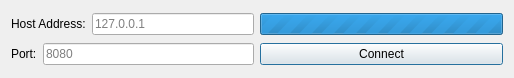
Hugo-NF/TR1-Chat, file src/connect.ui: the form before one commit.
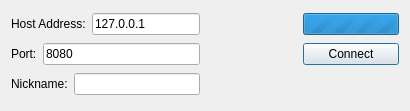
The form after the commit.

Commit message: First version of client with GUI

What changed in the file:
```diff
--- a/src/connect.ui
+++ b/src/connect.ui
@@ -6,39 +6,14 @@
    <rect>
     <x>0</x>
     <y>0</y>
-    <width>514</width>
-    <height>78</height>
+    <width>410</width>
+    <height>111</height>
    </rect>
   </property>
   <property name="windowTitle">
    <string>Connection Properties</string>
   </property>
   <layout class="QGridLayout" name="gridLayout">
-   <item row="1" column="1">
-    <widget class="QPushButton" name="connectButton">
-     <property name="text">
-      <string>Connect</string>
-     </property>
-    </widget>
-   </item>
-   <item row="1" column="0">
-    <layout class="QHBoxLayout" name="portLayout">
-     <item>
-      <widget class="QLabel" name="portLabel">
-       <property name="text">
-        <string>Port:</string>
-       </property>
-      </widget>
-     </item>
-     <item>
-      <widget class="QLineEdit" name="portEdit">
-       <property name="placeholderText">
-        <string>8080</string>
-       </property>
-      </widget>
-     </item>
-    </layout>
-   </item>
    <item row="0" column="0">
     <layout class="QHBoxLayout" name="hostLayout">
      <item>
@@ -51,7 +26,7 @@
      <item>
       <widget class="QLineEdit" name="hostEdit">
        <property name="text">
-        <string/>
+        <string>127.0.0.1</string>
        </property>
        <property name="placeholderText">
         <string>127.0.0.1</string>
@@ -60,7 +35,49 @@
      </item>
     </layout>
    </item>
-   <item row="0" column="1">
+   <item row="1" column="0">
+    <layout class="QHBoxLayout" name="horizontalLayout_2">
+     <item>
+      <widget class="QLabel" name="portLabel">
+       <property name="text">
+        <string>Port:</string>
+       </property>
+      </widget>
+     </item>
+     <item>
+      <widget class="QLineEdit" name="portEdit">
+       <property name="text">
+        <string>8080</string>
+       </property>
+       <property name="placeholderText">
+        <string>8080</string>
+       </property>
+      </widget>
+     </item>
+    </layout>
+   </item>
+   <item row="1" column="2">
+    <widget class="QPushButton" name="connectButton">
+     <property name="text">
+      <string>Connect</string>
+     </property>
+    </widget>
+   </item>
+   <item row="2" column="0">
+    <layout class="QHBoxLayout" name="horizontalLayout_3">
+     <item>
+      <widget class="QLabel" name="nicknameLabel">
+       <property name="text">
+        <string>Nickname:</string>
+       </property>
+      </widget>
+     </item>
+     <item>
+      <widget class="QLineEdit" name="nicknameEdit"/>
+     </item>
+    </layout>
+   </item>
+   <item row="0" column="2">
     <widget class="QProgressBar" name="connectionProgress">
      <property name="minimum">
       <number>0</number>
@@ -76,6 +93,19 @@
      </property>
     </widget>
    </item>
+   <item row="1" column="1">
+    <spacer name="horizontalSpacer">
+     <property name="orientation">
+      <enum>Qt::Horizontal</enum>
+     </property>
+     <property name="sizeHint" stdset="0">
+      <size>
+       <width>40</width>
+       <height>20</height>
+      </size>
+     </property>
+    </spacer>
+   </item>
   </layout>
  </widget>
  <resources/>
```
Left out of the diff: 8 changed lines with no effect on the pictures. The commit also changes 6 other files.
